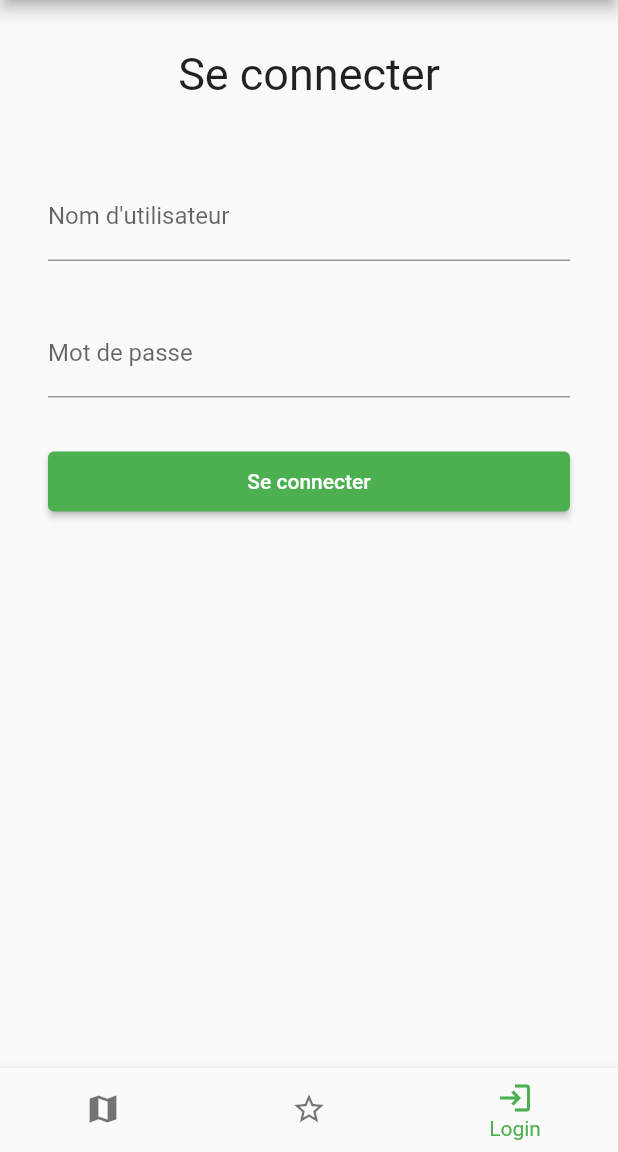
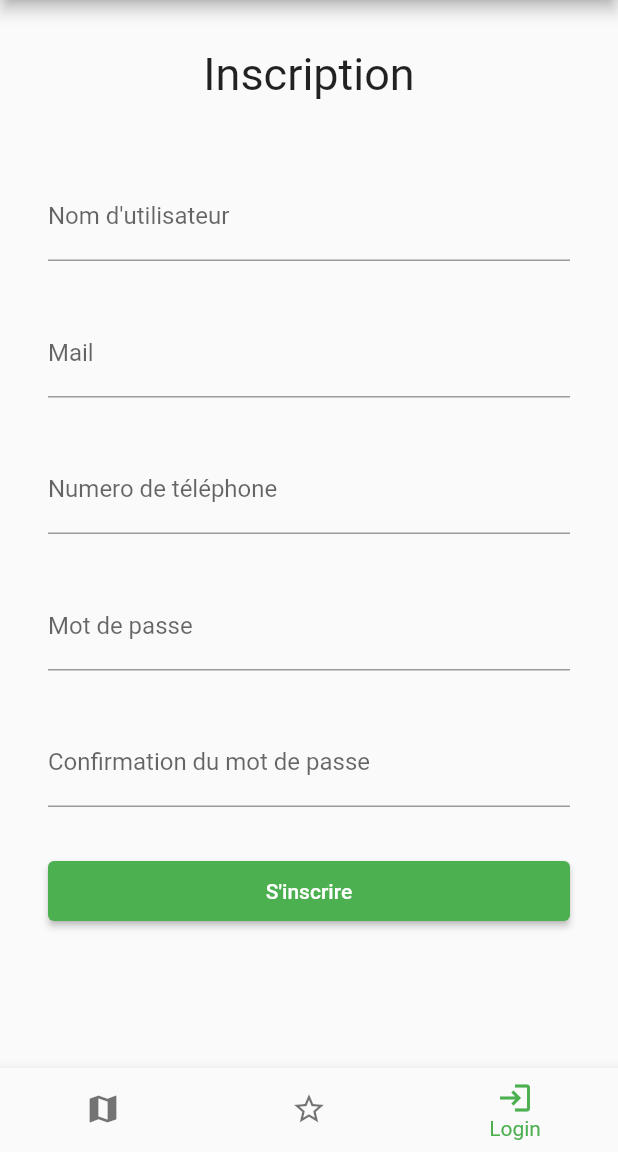
Before and after one commit to TheoGeneste/TuCarbure, a Flutter app: the screen it shows after launch, item 3 of the bottom bar chosen, on a phone screen of 412 x 824 dp, the part 84-1236 px from its top. Run offline on Flutter 3.47's test engine with Material 2 defaults, Android fonts, the light colour scheme and no system bars; our stand-ins replace flutter_map, geolocator, latlong2.

Commit message:
Creation du formulaire d'inscription

```diff
--- a/lib/view/screens/main_page.dart
+++ b/lib/view/screens/main_page.dart
@@ -3,6 +3,7 @@ import 'package:flutter_map/plugin_api.dart';
 import 'package:geolocator/geolocator.dart';
 import 'package:latlong2/latlong.dart';
 import 'package:tu_carbure/view/screens/login.dart';
+import 'package:tu_carbure/view/screens/register.dart';
 import 'package:tu_carbure/view/screens/map.dart';
 
 import 'favoris.dart';
@@ -22,7 +23,7 @@ class _MainPageState extends State<MainPage> {
   final List<Widget> _widget = [
     const MyMap(),
     const Favoris(),
-    const Login(),
+    const Register(),
   ];
 
   void _changePage(int index){
@@ -35,6 +36,7 @@ class _MainPageState extends State<MainPage> {
   Widget build(BuildContext context) {
     _getCurrentLocation();
     return  Scaffold(
+      resizeToAvoidBottomInset: false,
       appBar: AppBar(
         backgroundColor: Colors.white,
         title: new Row(
--- /dev/null
+++ b/lib/view/screens/register.dart
@@ -0,0 +1,80 @@
+import 'package:flutter/material.dart';
+
+class Register extends StatelessWidget {
+  const Register({Key? key}) : super(key: key);
+
+  @override
+  Widget build(BuildContext context) {
+    return Center(
+              child: Column(children: <Widget>[
+                Padding(
+                  padding: EdgeInsets.symmetric(vertical: 32),
+                  child:Text("Inscription", style:TextStyle(fontSize: 30)),
+                ),
+                Form(
+                    child: Column(
+                      crossAxisAlignment: CrossAxisAlignment.start,
+                      children: [
+                        Padding(
+                          padding: EdgeInsets.symmetric(horizontal:32, vertical: 16),
+                          child: TextFormField(
+                            decoration: const InputDecoration(
+                              border: UnderlineInputBorder(),
+                              labelText: 'Nom d\'utilisateur',
+                            ),
+                          ),
+                        ),
+                        Padding(
+                          padding: EdgeInsets.symmetric(horizontal:32, vertical: 16),
+                          child: TextFormField(
+                            decoration: const InputDecoration(
+                              border: UnderlineInputBorder(),
+                              labelText: 'Mail',
+                            ),
+                          ),
+                        ),
+                        Padding(
+                          padding: EdgeInsets.symmetric(horizontal:32, vertical: 16),
+                          child: TextFormField(
+                            decoration: const InputDecoration(
+                              border: UnderlineInputBorder(),
+                              labelText: 'Numero de téléphone',
+                            ),
+                          ),
+                        ),
+                        Padding(
+                          padding: EdgeInsets.symmetric(horizontal:32, vertical: 16),
+                          child: TextFormField(
+                            decoration: const InputDecoration(
+                              border: UnderlineInputBorder(),
+                              labelText: 'Mot de passe',
+                            ),
+                          ),
+                        ),
+                        Padding(
+                          padding: EdgeInsets.symmetric(horizontal:32, vertical: 16),
+                          child: TextFormField(
+                            decoration: const InputDecoration(
+                              border: UnderlineInputBorder(),
+                              labelText: 'Confirmation du mot de passe',
+                            ),
+                          ),
+                        ),
+                        Padding(
+                          padding: EdgeInsets.symmetric(horizontal: 32, vertical: 16),
+                          child: ElevatedButton(
+                            onPressed: () {
+                            },
+                            style: ElevatedButton.styleFrom(
+                              minimumSize: Size.fromHeight(40),
+                            ),
+                            child: const Text('S\'inscrire'),
+                          ),
+                        ),
+                      ],
+                    ),
+                ),
+              ])
+          );
+  }
+}
```
